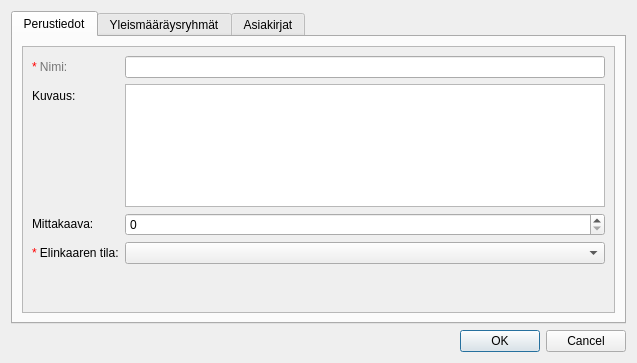
This is arho_feature_template/gui/dialogs/plan_attribute_form.ui in GispoCoding/arho-qgis-plugin as Qt 5 draws it before an edit. The edited form follows.
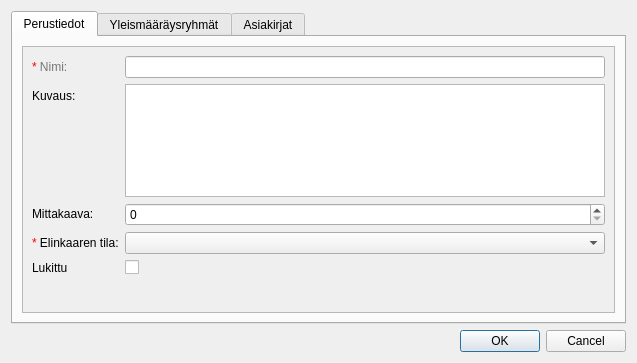
This is the edited form. Custom widgets are drawn as their Qt base class.

Commit message: add locked field to Plan model and lock UI elements

The edit to the form file:
```diff
--- a/arho_feature_template/gui/dialogs/plan_attribute_form.ui
+++ b/arho_feature_template/gui/dialogs/plan_attribute_form.ui
@@ -61,8 +61,8 @@
            <rect>
             <x>0</x>
             <y>0</y>
-            <width>593</width>
-            <height>270</height>
+            <width>595</width>
+            <height>263</height>
            </rect>
           </property>
           <layout class="QVBoxLayout" name="verticalLayout_4">
@@ -154,6 +154,20 @@
                </property>
               </widget>
              </item>
+             <item row="4" column="1">
+              <widget class="QCheckBox" name="lock_checkbox">
+               <property name="text">
+                <string/>
+               </property>
+              </widget>
+             </item>
+             <item row="4" column="0">
+              <widget class="QLabel" name="label">
+               <property name="text">
+                <string>Lukittu</string>
+               </property>
+              </widget>
+             </item>
             </layout>
            </item>
            <item>
```
Left out of the diff: 8 changed lines with no effect on the pictures. The commit also changes 4 other files.
